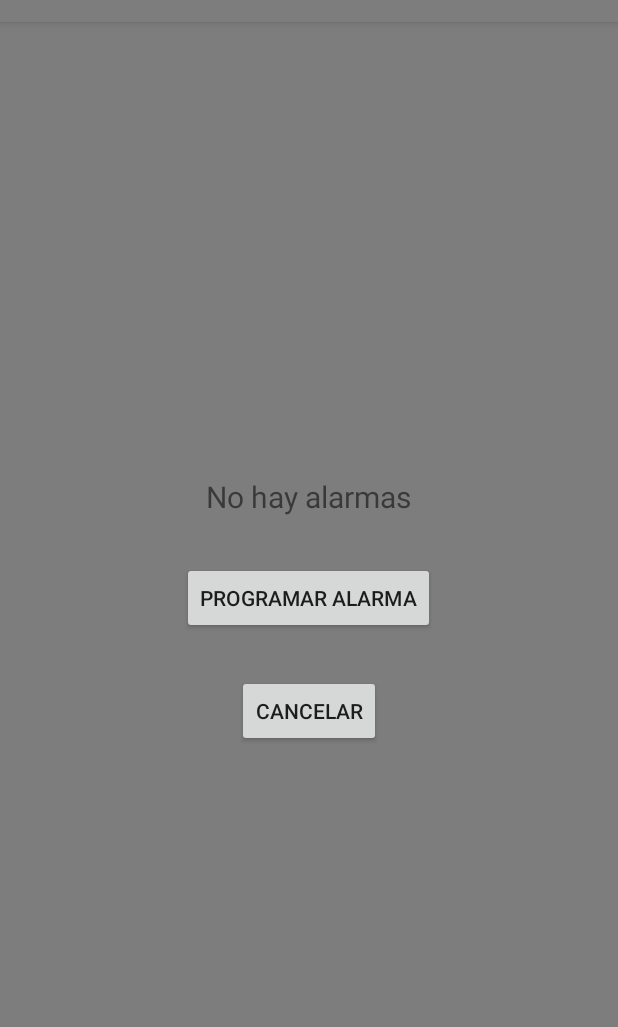
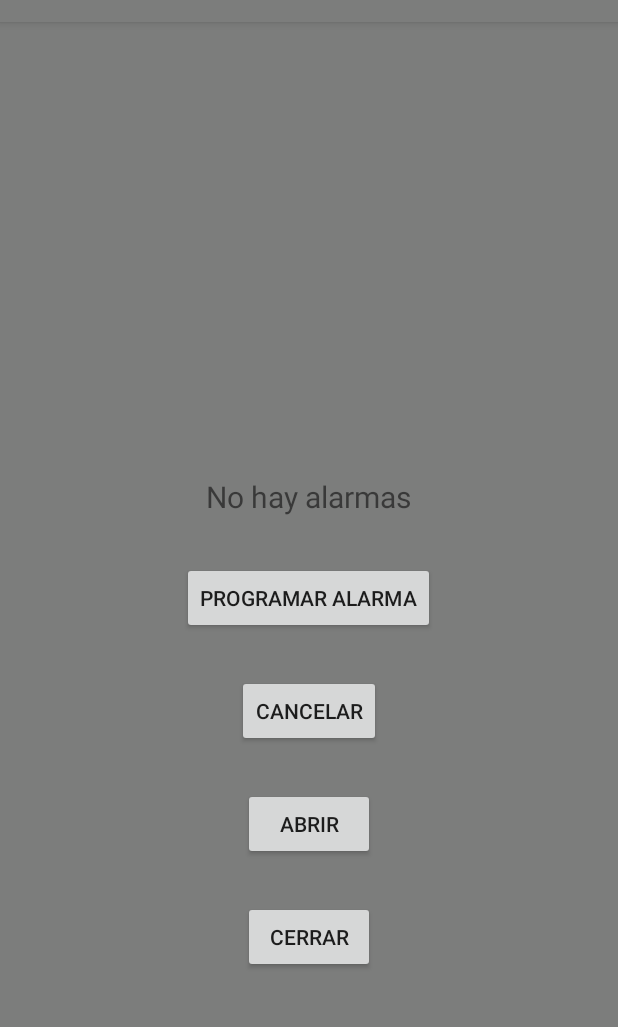
Before and after one commit to NicolasApm/AndroidControlGas, an Android app: the screen it shows after launch (AlarmActivity), after a tap on "Refresh", on a phone screen of 412 x 824 dp, the part 62-1089 px from its top. Run offline under Robolectric (Android 15) with nearby library versions, the phone set to English and light mode, and no system bars; libraries missing offline, so code that uses them is left out: me.itangqi.waveloadingview; 2 statements that could not run were skipped.

Commit message:
APP control gas con notificaciones y audio

```diff
--- a/Application/src/main/java/com/example/android/actionbarcompat/styled/AlarmActivity.java
+++ b/Application/src/main/java/com/example/android/actionbarcompat/styled/AlarmActivity.java
@@ -6,6 +6,7 @@ import android.app.TimePickerDialog;
 import android.content.Context;
 import android.content.Intent;
 import android.os.Bundle;
+import android.util.Log;
 import android.view.Menu;
 import android.view.MenuItem;
 import android.view.View;
@@ -19,11 +20,16 @@ import java.util.Calendar;
 
 import androidx.appcompat.app.AppCompatActivity;
 import androidx.fragment.app.DialogFragment;
+import devices.BTCallback;
+import devices.BTUtil;
 import presenter.AlertReceiver;
 import presenter.TimePickerFragment;
 
-public class AlarmActivity extends AppCompatActivity implements TimePickerDialog.OnTimeSetListener {
+public class AlarmActivity extends AppCompatActivity implements TimePickerDialog.OnTimeSetListener, BTCallback {
     private TextView mTextView;
+    private String btAdd = "00:18:91:D7:DF:E4";
+    private String Data;
+    private BTUtil btUtil;
 
     @Override
     protected void onCreate(Bundle savedInstanceState) {
@@ -35,6 +41,9 @@ public class AlarmActivity extends AppCompatActivity implements TimePickerDialog
     @Override
     public void onResume() {
         super.onResume();
+        Data = "O";
+        btUtil = new BTUtil();
+        process(Data);
         mTextView = findViewById(R.id.textView);
         Button buttonTimePicker = findViewById(R.id.button_timepicker);
         buttonTimePicker.setOnClickListener(new View.OnClickListener() {
@@ -51,6 +60,24 @@ public class AlarmActivity extends AppCompatActivity implements TimePickerDialog
                 cancelAlarm();
             }
         });
+
+        Button ButtonOn = findViewById(R.id.button_On);
+        ButtonOn.setOnClickListener(new View.OnClickListener() {
+            @Override
+            public void onClick(View v) {
+                Data = "1";
+                Write(Data);
+            }
+        });
+        Button ButtonOff = findViewById(R.id.button_Off);
+        ButtonOff.setOnClickListener(new View.OnClickListener() {
+            @Override
+            public void onClick(View v) {
+                Data = "0";
+                Write(Data);
+            }
+        });
+
     }
 
     @Override
@@ -97,7 +124,6 @@ public class AlarmActivity extends AppCompatActivity implements TimePickerDialog
             c.add(Calendar.DATE, 1);
         }
         alarmManager.setExact(AlarmManager.RTC_WAKEUP, c.getTimeInMillis(), pendingIntent);
-
     }
 
     private void cancelAlarm() {
@@ -106,5 +132,30 @@ public class AlarmActivity extends AppCompatActivity implements TimePickerDialog
         PendingIntent pendingIntent = PendingIntent.getBroadcast(this, 1, intent, 0);
         alarmManager.cancel(pendingIntent);
         mTextView.setText("Alarma Cancelada");
+
+    }
+
+    @Override
+    public void onNext(String data, boolean flag, String Trama) {
+
+    }
+
+    @Override
+    public void onError(Exception e) {
+
+    }
+
+    public void process(String data) {
+
+        try {
+            btUtil.connect(btAdd, this);
+            Write(data);
+        } catch (Exception e) {
+            Log.e("Falla Connected", "Error Conexion Bluetooth ", e);
+        }
+    }
+
+    public void Write(String data) {
+        btUtil.write(data);
     }
 }
--- a/Application/src/main/java/com/example/android/actionbarcompat/styled/MainActivity.java
+++ b/Application/src/main/java/com/example/android/actionbarcompat/styled/MainActivity.java
@@ -24,7 +24,7 @@ import android.os.Bundle;
 import android.util.Log;
 import android.view.Menu;
 import android.view.MenuItem;
-import android.widget.SeekBar;
+import android.widget.ImageView;
 import android.widget.Toast;
 
 import UtilNot.GlobalNotificationBuilder;
@@ -33,6 +33,8 @@ import androidx.appcompat.app.AppCompatActivity;
 import androidx.core.app.NotificationCompat;
 import androidx.core.app.NotificationManagerCompat;
 import androidx.core.content.ContextCompat;
+import devices.BTCallback;
+import devices.BTUtil;
 import me.itangqi.waveloadingview.WaveLoadingView;
 import presenter.MockDatabase;
 
@@ -49,7 +51,7 @@ import presenter.MockDatabase;
  * Many of the drawables used in this sample were generated with the
  * 'Android Action Bar Style Generator': http://jgilfelt.github.io/android-actionbarstylegenerator
  */
-public class MainActivity extends AppCompatActivity {
+public class MainActivity extends AppCompatActivity implements BTCallback {
 
     // private TextView mTextView;
 
@@ -60,54 +62,49 @@ public class MainActivity extends AppCompatActivity {
     public static final String NOTIF_MESSAGE = "NOTIF_MESSAGE";
     public static final int NOTIFICATION_ID = 888;
     private NotificationManagerCompat mNotificationManagerCompat;
-
+    private String btAdd = "00:18:91:D7:DF:E4";
+    private BTUtil btUtil;
+    private String data="";
+    private String DataS="";
+    private  int dataRctp=0;
+    private WaveLoadingView waveLoadingView;
+    private ImageView image;
 
     @Override
     protected void onCreate(Bundle savedInstanceState) {
         super.onCreate(savedInstanceState);
         setContentView(R.layout.sample_main);
 
-        SeekBar seekBar;
-        final WaveLoadingView waveLoadingView;
+        image = findViewById(R.id.imgoff);
+    }
+
+    @Override
+    public void onResume() {
+        super.onResume();
+
+        DataS="O";
+
         mNotificationManagerCompat = NotificationManagerCompat.from(getApplicationContext());
 
         notificacion = new NotificationCompat.Builder(this);
         notificacion.setAutoCancel(true);
 
-        seekBar = findViewById(R.id.seekbar);
+        btUtil = new BTUtil();
+
         waveLoadingView = findViewById(R.id.wave);
 
-        seekBar.setOnSeekBarChangeListener(new SeekBar.OnSeekBarChangeListener() {
-            @Override
-            public void onProgressChanged(SeekBar seekBar, int progress, boolean fromUser) {
-                // progress=20;
-                waveLoadingView.setProgressValue(progress);
-                mp = MediaPlayer.create(getBaseContext(), R.raw.humo);
+        process(DataS);
+    }
 
-                String title = String.valueOf(progress) + "%";
-                waveLoadingView.setBottomTitle("");
-                waveLoadingView.setCenterTitle("");
-                waveLoadingView.setTopTitle("");
+    @Override
+    public void onPause() {
+        super.onPause();
+        try { // Cuando se sale de la aplicación esta parte permite
+            // que no se deje abierto el socket
+            btUtil.close();
+        } catch (Exception e2) {
 
-                if (progress < 50) {
-                    waveLoadingView.setBottomTitle(title);
-                } else if (progress == 50) {
-                    waveLoadingView.setCenterTitle(title);
-                } else {
-                    waveLoadingView.setTopTitle(title);
-                    generateBigPictureStyleNotification();
-                    mp.start();
-                }
-            }
-
-            @Override
-            public void onStartTrackingTouch(SeekBar seekBar) {
-            }
-
-            @Override
-            public void onStopTrackingTouch(SeekBar seekBar) {
-            }
-        });
+        }
     }
 
     @Override
@@ -134,8 +131,9 @@ public class MainActivity extends AppCompatActivity {
 
             case R.id.menu_settings2:
                 Toast.makeText(getBaseContext(), "3", Toast.LENGTH_SHORT).show();
-
-
+                btUtil.close();
+                DataS="O";
+                //process(DataS);
                 break;
         }
         return super.onOptionsItemSelected(item);
@@ -177,6 +175,74 @@ public class MainActivity extends AppCompatActivity {
 
         Notification notification = notificationCompatBuilder.build();
         mNotificationManagerCompat.notify(NOTIFICATION_ID, notification);
+
     }
 
+    public void process(String dataS) {
+
+        try {
+            btUtil.connect(btAdd, this);
+            Write(dataS);
+        } catch (Exception e) {
+            Log.e("Falla Connected", "Error Conexion Bluetooth ", e);
+        }
+    }
+
+    @Override
+    public void onNext(String data, boolean flag ,String Trama) {
+        this.data=data;
+        /*try {
+            btUtil.close();
+        } catch (Exception ex) {
+            Log.e("Close Socket", "Error cerrando", ex);
+        }*/
+        Log.d("DataRecept", data+"//"+Trama);
+        try {
+
+            //String[] btns = data.split(",");
+
+            dataRctp = Integer.parseInt(data);
+            try {
+                //dataRctp=dataRctp;
+                waveLoadingView.setProgressValue(dataRctp);
+                mp = MediaPlayer.create(getBaseContext(), R.raw.humo);
+
+                String title = String.valueOf(dataRctp) + "%";
+                waveLoadingView.setBottomTitle("");
+                waveLoadingView.setCenterTitle("");
+                waveLoadingView.setTopTitle("");
+
+                if (dataRctp < 50) {
+                    waveLoadingView.setBottomTitle(title);
+                } else if (dataRctp == 50) {
+                    waveLoadingView.setCenterTitle(title);
+                } else {
+                    waveLoadingView.setTopTitle(title);
+                    btUtil.write("0");
+                    generateBigPictureStyleNotification();
+                    mp.start();
+                }
+            }catch (Exception e){
+                Log.e("eroor", String.valueOf(e));
+            }
+            if (flag){
+                image.setImageResource(R.drawable.imagesonoff);
+            }
+            else {image.setImageResource(R.drawable.off);}
+
+        } catch (Exception e) {
+
+            // view.Msg("Intenta de nuevo");
+        }
+
+    }
+
+    @Override
+    public void onError(Exception e) {
+
+    }
+
+    private void Write (String data){
+        btUtil.write(data);
+    }
 }
--- /dev/null
+++ b/Application/src/main/java/devices/BTCallback.java
@@ -0,0 +1,7 @@
+package devices;
+
+public interface BTCallback {
+
+    void onNext(String data, boolean flag, String Trama);
+    void onError(Exception e);
+}
--- /dev/null
+++ b/Application/src/main/java/devices/BTUtil.java
@@ -0,0 +1,216 @@
+package devices;
+
+import android.bluetooth.BluetoothAdapter;
+import android.bluetooth.BluetoothDevice;
+import android.bluetooth.BluetoothSocket;
+import android.os.Handler;
+import android.util.Log;
+
+import java.io.IOException;
+import java.io.InputStream;
+import java.io.OutputStream;
+import java.util.Set;
+import java.util.UUID;
+
+public class BTUtil {
+    //private static Handler bluetoothIn;
+    final int handlerState = 0;
+    private StringBuilder DataStringIN = new StringBuilder();
+    private BluetoothAdapter mBtAdapter;
+    private static final UUID BTMODULEUUID = UUID.fromString("00001101-0000-1000-8000-00805F9B34FB");
+    private BluetoothSocket btSocket;
+    private BTCallback cb;
+    private boolean isRunning = false;
+    boolean flag = false;
+    private String Inbit1 = "";
+    private String Inbit2 = "";
+    private String Inbit3 = "";
+    private String[] txts;
+
+    private final Handler bluetoothIn = new Handler() {
+        public void handleMessage(android.os.Message msg) {
+            if (msg.what == handlerState) {
+                String readMessage = (String) msg.obj;
+                DataStringIN.append(readMessage);
+
+                int endOfLineIndex = DataStringIN.indexOf("#");
+
+                if (endOfLineIndex > 0) {
+                    String dataInPrint = DataStringIN.substring(0, endOfLineIndex);
+                    //cb.onNext(dataInPrint);
+                    //IdBufferIn.setText("Dato: " + dataInPrint);//<-<- PARTE A MODIFICAR >->->
+                    DataStringIN.delete(0, DataStringIN.length());
+                    //Log.d("dataarduino", String.valueOf(DataStringIN));
+
+                    try {
+                        txts = dataInPrint.split(",");
+                        Inbit1 = txts[0];//bit de inicio = @"
+                        Inbit2 = txts[1];//bit de estado
+                        Inbit3 = txts[2];//bit de estado
+                        Log.d("Inbit1", Inbit1);
+                        Log.d("Inbit2", Inbit2);
+                        if (Inbit1.equals("@")) {
+
+                            if (Inbit3.equals("On")) {
+                                flag = true;
+                                Log.d("DataIn", dataInPrint);
+                            }
+                            if (Inbit3.equals("Off")) {
+                                flag = false;
+                                Log.d("DataIn", dataInPrint);
+                            }
+                        } else {
+                        }
+                    } catch (Exception e) {
+                        Log.e("TramaIn", "Trama no", e);
+                    }
+                    cb.onNext(Inbit2,flag,dataInPrint);
+                }
+            }
+        }
+    };
+    private ConnectedThread MyConexionBT;
+
+    public BTUtil() {
+        mBtAdapter = BluetoothAdapter.getDefaultAdapter();
+    }
+
+    /**
+     * Comprueba que el dispositivo tiene Bluetooth y que está encendido.
+     *
+     * @return
+     * @throws Exception
+     */
+    public boolean VerificarEstadoBT() throws Exception {
+        mBtAdapter = BluetoothAdapter.getDefaultAdapter();
+        if (mBtAdapter == null) {
+            throw new Exception("El dispositivo no soporta Bluetooth");
+        } else {
+            return mBtAdapter.isEnabled();
+        }
+    }
+
+
+    /**
+     * @return
+     */
+    public Set<BluetoothDevice> getDevices() {
+        return mBtAdapter.getBondedDevices();
+    }
+
+    /**
+     * Obtiene el dispositivo por la dirección
+     *
+     * @param address
+     * @return
+     */
+    public BluetoothDevice getRemoteDevice(String address) {
+        return mBtAdapter.getRemoteDevice(address);
+    }
+
+    public void connect(String address, BTCallback cb) throws IOException {
+        connect(getRemoteDevice(address), cb);
+    }
+
+    public void connect(BluetoothDevice device, BTCallback cb) throws IOException {
+        this.cb = cb;
+        if (btSocket == null)
+            btSocket = createBluetoothSocket(device);
+        // Establece la conexión con el socket Bluetooth.
+        try {
+            btSocket.connect();
+            isRunning = true;
+            MyConexionBT = new ConnectedThread(btSocket);
+            MyConexionBT.start();
+
+
+
+        } catch (IOException e) {
+            try {
+                btSocket.close();
+            } catch (IOException e2) {
+                //throw e2;
+                Log.e("error Close", "error Close: ",e );
+            }
+            //throw e;
+            Log.e("error Connect", "Error Connect: ",e );
+        }
+    }
+
+    public void close() {
+        if (btSocket == null)
+            return;
+        try {
+            isRunning = false;
+            btSocket.close();
+            btSocket = null;
+        } catch (Exception e2) {
+            Log.e("Error CLose", "error cerrando",e2 );
+        }
+    }
+
+    public void write(String data1){
+        String salida= data1;
+        // String g = "line";
+        //char c = salida.charAt(0);  // returns 'l'
+        // char[] c_arr = salida.toCharArray();
+        //  String salida= data;
+        Log.d("salidacont", salida);
+        MyConexionBT.write(salida);
+    }
+
+    private BluetoothSocket createBluetoothSocket(BluetoothDevice device) throws IOException {
+        //crea un conexion de salida segura para el dispositivo
+        //usando el servicio UUID
+        return device.createRfcommSocketToServiceRecord(BTMODULEUUID);
+    }
+
+    //Crea la clase que permite crear el evento de conexion
+    private class ConnectedThread extends Thread {
+        private final InputStream mmInStream;
+        private final OutputStream mmOutStream;
+
+        public ConnectedThread(BluetoothSocket socket) {
+            InputStream tmpIn = null;
+            OutputStream tmpOut = null;
+            try {
+                tmpIn = socket.getInputStream();
+                tmpOut = socket.getOutputStream();
+            } catch (IOException e) {
+
+            }
+            mmInStream = tmpIn;
+            mmOutStream = tmpOut;
+        }
+
+        public void run() {
+            byte[] buffer = new byte[256];
+            int bytes;
+
+            // Se mantiene en modo escucha para determinar el ingreso de datos
+            while (isRunning) {
+                try {
+                    bytes = mmInStream.read(buffer);
+                    String readMessage = new String(buffer, 0, bytes);
+                    // Envia los datos obtenidos hacia el evento via handler
+                    bluetoothIn.obtainMessage(handlerState, bytes, -1, readMessage).sendToTarget();
+                } catch (IOException e) {
+                    //cb.onError(e);
+                    //Log.e("Error Lectura", "Error Lectura ",e );
+                    break;
+                }
+            }
+        }
+
+        //Envio de trama
+        public void write(String input) {
+            try {
+                mmOutStream.write(input.getBytes());
+            } catch (IOException e) {
+                //si no es posible enviar datos se cierra la conexión
+                //Toast.makeText(getBaseContext(), "La Conexión fallo", Toast.LENGTH_LONG).show();
+                //finish();
+            }
+        }
+    }
+}
--- a/Application/src/main/res/layout/activity_main.xml
+++ b/Application/src/main/res/layout/activity_main.xml
@@ -32,4 +32,22 @@
         android:layout_marginTop="27dp"
         android:text="Cancelar" />
 
+    <Button
+        android:id="@+id/button_On"
+        android:layout_width="wrap_content"
+        android:layout_height="wrap_content"
+        android:layout_below="@id/button_cancel"
+        android:layout_centerHorizontal="true"
+        android:layout_marginTop="27dp"
+        android:text="Abrir" />
+
+    <Button
+        android:id="@+id/button_Off"
+        android:layout_width="wrap_content"
+        android:layout_height="wrap_content"
+        android:layout_below="@id/button_On"
+        android:layout_centerHorizontal="true"
+        android:layout_marginTop="27dp"
+        android:text="Cerrar" />
+
 </RelativeLayout>
```
Also changed, not shown: Application/src/main/java/presenter/NotificationHelper.java (+31 -2 lines), Application/src/main/res/layout/sample_main.xml (+29 -26 lines), Application/src/main/res/drawable-mdpi/imagesonoff.png (added), Application/src/main/res/drawable-mdpi/off.png (added), 376 other files.
